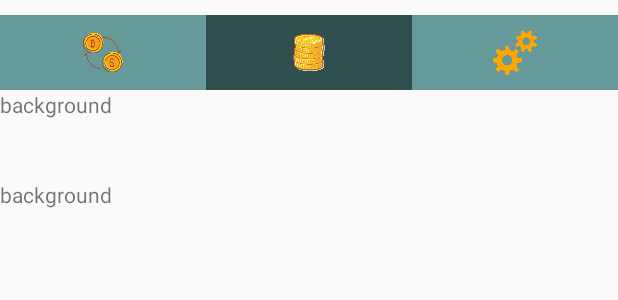
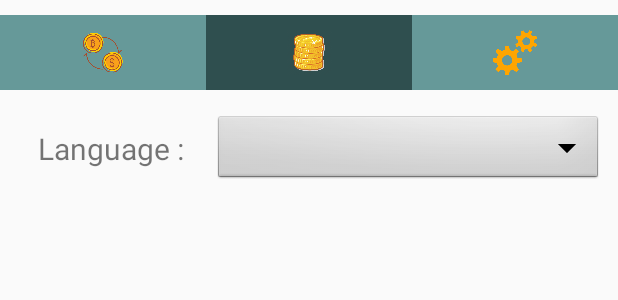
Before and after one commit to nonaee/Android_Final_Project, an Android app: the layout setting.xml on its own in the app's theme, with its tools: preview values and no code run, on a phone screen of 412 x 824 dp. Shown: the top 300 px of the screen. Run offline under Robolectric (Android 15) with nearby library versions, the phone set to English and light mode, and no system bars.

Commit message:
Update setting page

```diff
--- a/app/src/main/res/layout/setting.xml
+++ b/app/src/main/res/layout/setting.xml
@@ -8,17 +8,32 @@
 
     <include layout="@layout/menu_bar" />
 
-    <TextView
+    <LinearLayout
         android:layout_width="match_parent"
-        android:layout_height="60dp"
-        android:text="background">
-    </TextView>
+        android:layout_height="wrap_content"
+        android:orientation="horizontal"
+        android:padding="10dp">
+        <TextView
+            android:layout_width="wrap_content"
+            android:layout_height="wrap_content"
+            android:layout_margin="15dp"
+            android:text="Language : "
+            android:textSize="20dp"
+            />
+        <Spinner
+            android:id="@+id/spinnerLanguage"
+            android:layout_width="match_parent"
+            android:layout_height="wrap_content"
+            android:background="@android:drawable/btn_dropdown"
+            android:spinnerMode="dropdown"
+            android:textAlignment="center"
+            android:gravity="center"
+            android:layout_marginTop="5dp"
+            />
 
-    <TextView
-        android:layout_width="match_parent"
-        android:layout_height="60dp"
-        android:text="background">
-    </TextView>
+    </LinearLayout>
+
+
 
 
 
```
Also changed, not shown: app/src/main/java/com/example/fernomazer/androidproject/Setting.java (added, +45 -0 lines).
